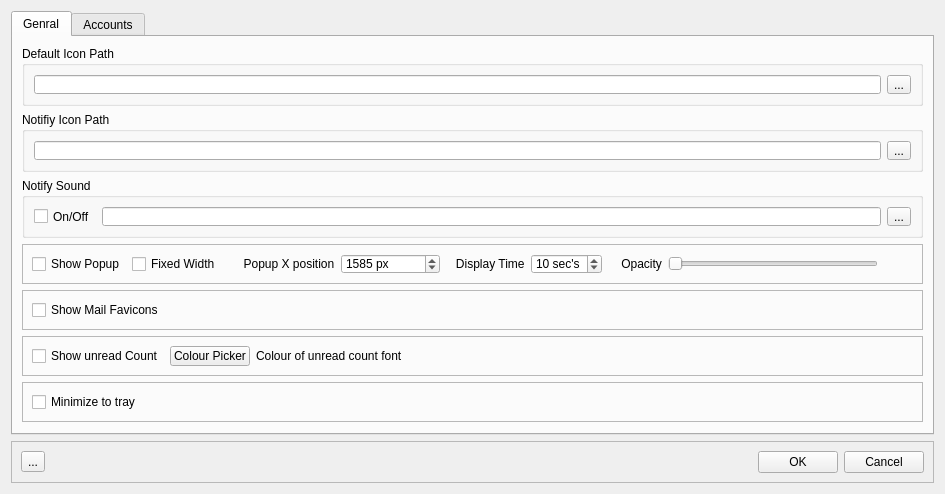
This is tbtrayui.ui in JackDinn/tbtray as Qt 5 draws it before an edit. The edited form follows.
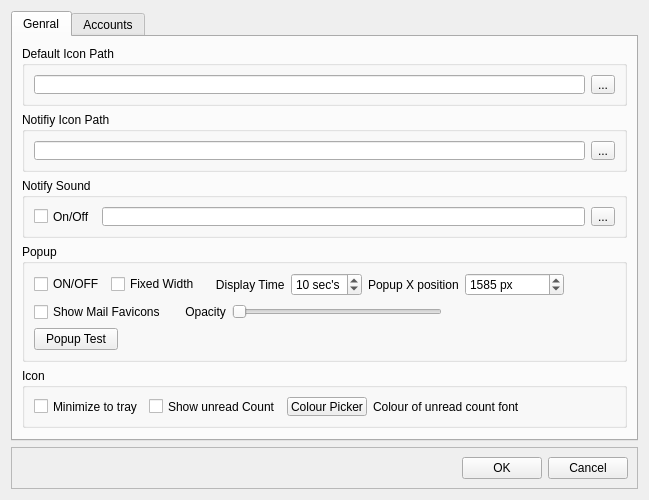
This is the edited form. Icons and pictures are not drawn.

Commit message: tidy settings

What changed in the file:
```diff
--- a/tbtrayui.ui
+++ b/tbtrayui.ui
@@ -6,8 +6,8 @@
    <rect>
     <x>0</x>
     <y>0</y>
-    <width>945</width>
-    <height>482</height>
+    <width>649</width>
+    <height>498</height>
    </rect>
   </property>
   <property name="windowTitle">
@@ -132,24 +132,29 @@
         </widget>
        </item>
        <item>
-        <widget class="QFrame" name="frame_4">
+        <widget class="QGroupBox" name="groupBox_5">
          <property name="maximumSize">
           <size>
            <width>16777215</width>
-           <height>40</height>
+           <height>130</height>
           </size>
          </property>
-         <property name="frameShape">
-          <enum>QFrame::StyledPanel</enum>
+         <property name="title">
+          <string>Popup</string>
          </property>
-         <property name="frameShadow">
-          <enum>QFrame::Raised</enum>
-         </property>
-         <layout class="QHBoxLayout" name="horizontalLayout_7">
+         <layout class="QVBoxLayout" name="verticalLayout_4">
+          <item>
+           <layout class="QHBoxLayout" name="horizontalLayout_13">
           <item>
            <widget class="QCheckBox" name="checkBox_popup">
+              <property name="maximumSize">
+               <size>
+                <width>120</width>
+                <height>16777215</height>
+               </size>
+              </property>
             <property name="text">
-             <string>Show Popup</string>
+               <string>ON/OFF</string>
             </property>
            </widget>
           </item>
@@ -163,32 +168,6 @@
             </property>
            </widget>
           </item>
-          <item>
-           <widget class="QLabel" name="label_3">
-            <property name="text">
-             <string>     Popup X position</string>
-            </property>
-           </widget>
-          </item>
-          <item>
-           <widget class="QSpinBox" name="spinBox_xpos">
-            <property name="minimumSize">
-             <size>
-              <width>99</width>
-              <height>0</height>
-             </size>
-            </property>
-            <property name="suffix">
-             <string> px</string>
-            </property>
-            <property name="maximum">
-             <number>10000</number>
-            </property>
-            <property name="value">
-             <number>1585</number>
-            </property>
-           </widget>
-          </item>
           <item>
            <widget class="QLabel" name="label_4">
             <property name="text">
@@ -210,6 +189,56 @@
            </widget>
           </item>
           <item>
+             <widget class="QLabel" name="label_3">
+              <property name="text">
+               <string>Popup X position</string>
+              </property>
+             </widget>
+            </item>
+            <item>
+             <widget class="QSpinBox" name="spinBox_xpos">
+              <property name="minimumSize">
+               <size>
+                <width>99</width>
+                <height>0</height>
+               </size>
+              </property>
+              <property name="suffix">
+               <string> px</string>
+              </property>
+              <property name="maximum">
+               <number>10000</number>
+              </property>
+              <property name="value">
+               <number>1585</number>
+              </property>
+             </widget>
+            </item>
+            <item>
+             <spacer name="horizontalSpacer_4">
+              <property name="orientation">
+               <enum>Qt::Horizontal</enum>
+              </property>
+              <property name="sizeHint" stdset="0">
+               <size>
+                <width>40</width>
+                <height>20</height>
+               </size>
+              </property>
+             </spacer>
+            </item>
+           </layout>
+          </item>
+          <item>
+           <layout class="QHBoxLayout" name="horizontalLayout_12">
+            <item>
+             <widget class="QCheckBox" name="checkBox_favicons">
+              <property name="text">
+               <string>Show Mail Favicons</string>
+              </property>
+             </widget>
+            </item>
+            <item>
            <widget class="QLabel" name="label">
             <property name="text">
              <string>    Opacity</string>
@@ -236,7 +265,7 @@
            </widget>
           </item>
           <item>
-           <spacer name="horizontalSpacer_4">
+             <spacer name="horizontalSpacer_6">
             <property name="orientation">
              <enum>Qt::Horizontal</enum>
             </property>
@@ -249,27 +278,17 @@
            </spacer>
           </item>
          </layout>
-        </widget>
        </item>
        <item>
-        <widget class="QFrame" name="frame_6">
+           <widget class="QPushButton" name="toolButton_firepopup">
          <property name="maximumSize">
           <size>
-           <width>16777215</width>
-           <height>40</height>
-          </size>
-         </property>
-         <property name="frameShape">
-          <enum>QFrame::StyledPanel</enum>
-         </property>
-         <property name="frameShadow">
-          <enum>QFrame::Raised</enum>
-         </property>
-         <layout class="QHBoxLayout" name="horizontalLayout_10">
-          <item>
-           <widget class="QCheckBox" name="checkBox_favicons">
+              <width>84</width>
+              <height>16777215</height>
+             </size>
+            </property>
             <property name="text">
-             <string>Show Mail Favicons</string>
+             <string>Popup Test</string>
             </property>
            </widget>
           </item>
@@ -277,20 +296,36 @@
         </widget>
        </item>
        <item>
-        <widget class="QFrame" name="frame_3">
+        <widget class="QGroupBox" name="groupBox_6">
          <property name="maximumSize">
           <size>
            <width>16777215</width>
-           <height>40</height>
+           <height>60</height>
           </size>
          </property>
-         <property name="frameShape">
-          <enum>QFrame::StyledPanel</enum>
+         <property name="title">
+          <string>Icon</string>
          </property>
-         <property name="frameShadow">
-          <enum>QFrame::Raised</enum>
-         </property>
-         <layout class="QHBoxLayout" name="horizontalLayout_6">
+         <layout class="QHBoxLayout" name="horizontalLayout_7">
+          <item>
+           <widget class="QCheckBox" name="checkbox_minimizetotray">
+            <property name="minimumSize">
+             <size>
+              <width>0</width>
+              <height>0</height>
+             </size>
+            </property>
+            <property name="maximumSize">
+             <size>
+              <width>16777215</width>
+              <height>16777215</height>
+             </size>
+            </property>
+            <property name="text">
+             <string>Minimize to tray</string>
+            </property>
+           </widget>
+          </item>
           <item>
            <widget class="QCheckBox" name="checkbox_showcount">
             <property name="text">
@@ -313,7 +348,7 @@
            </widget>
           </item>
           <item>
-           <spacer name="horizontalSpacer_3">
+           <spacer name="horizontalSpacer_7">
             <property name="orientation">
              <enum>Qt::Horizontal</enum>
             </property>
@@ -328,43 +363,6 @@
          </layout>
         </widget>
        </item>
-       <item>
-        <widget class="QFrame" name="frame_5">
-         <property name="maximumSize">
-          <size>
-           <width>16777215</width>
-           <height>40</height>
-          </size>
-         </property>
-         <property name="frameShape">
-          <enum>QFrame::StyledPanel</enum>
-         </property>
-         <property name="frameShadow">
-          <enum>QFrame::Raised</enum>
-         </property>
-         <layout class="QHBoxLayout" name="horizontalLayout_9">
-          <item>
-           <widget class="QCheckBox" name="checkbox_minimizetotray">
-            <property name="minimumSize">
-             <size>
-              <width>0</width>
-              <height>0</height>
-             </size>
-            </property>
-            <property name="maximumSize">
-             <size>
-              <width>16777215</width>
-              <height>16777215</height>
-             </size>
-            </property>
-            <property name="text">
-             <string>Minimize to tray</string>
-            </property>
-           </widget>
-          </item>
-         </layout>
-        </widget>
-       </item>
        <item>
         <spacer name="verticalSpacer">
          <property name="orientation">
@@ -501,19 +499,6 @@
       <enum>QFrame::Raised</enum>
      </property>
      <layout class="QHBoxLayout" name="horizontalLayout_2">
-      <item>
-       <widget class="QToolButton" name="toolButton_firepopup">
-        <property name="toolTip">
-         <string extracomment="Popup Test Fire">test popup</string>
-        </property>
-        <property name="statusTip">
-         <string extracomment="Popup Test Fire"/>
-        </property>
-        <property name="text">
-         <string>...</string>
-        </property>
-       </widget>
-      </item>
       <item>
        <spacer name="horizontalSpacer">
         <property name="orientation">
```
Lines whose indentation alone changed are shown as unchanged. The commit also changes 2 other files.
